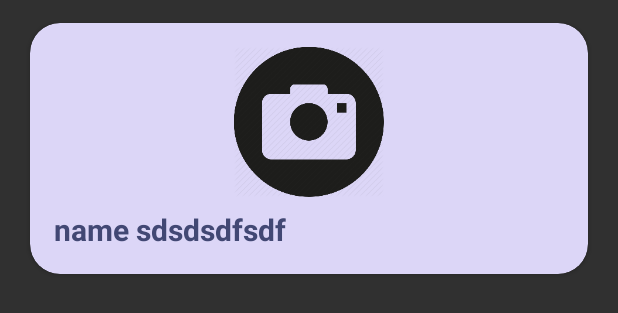
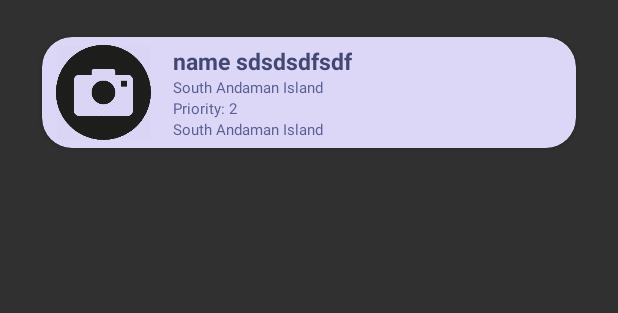
Before and after one commit to coolboyhs10/WildlifeSaviour, an Android app: the layout hotspot_item_card.xml on its own in the app's theme, with its tools: preview values and no code run, on a phone screen of 412 x 824 dp. Shown: the top 313 px of the screen. Run offline under Robolectric (Android 15) with nearby library versions, the phone set to English and light mode, and no system bars.

Commit message:
cards updated

```diff
--- a/app/src/main/res/layout/hotspot_item_card.xml
+++ b/app/src/main/res/layout/hotspot_item_card.xml
@@ -1,5 +1,6 @@
 <?xml version="1.0" encoding="utf-8"?>
 <android.support.v7.widget.CardView xmlns:android="http://schemas.android.com/apk/res/android"
+    xmlns:tools="http://schemas.android.com/tools"
     android:layout_width="match_parent"
     android:layout_height="wrap_content"
     xmlns:app="http://schemas.android.com/apk/res-auto"
@@ -8,28 +9,75 @@
     android:layout_marginTop="15dp"
     app:cardBackgroundColor="#dcd6f7"
     android:elevation="10dp"
+    android:padding="20dp"
     android:background="@drawable/shadow_effect"
-    app:cardCornerRadius="20dp">
+    app:cardCornerRadius="20dp"
+    app:cardUseCompatPadding="true">
 
     <LinearLayout
         android:layout_width="match_parent"
         android:layout_height="wrap_content"
-        android:orientation="vertical"
-        android:padding="16dp"
-        >
+        android:orientation="horizontal">
+
         <ImageView
             android:id="@+id/species_img"
-            android:layout_width="match_parent"
-            android:layout_height="100dp"
-            android:src="@drawable/camera"/>
-        <TextView
-            android:id="@+id/species_name"
-            android:layout_marginTop="8dp"
+            android:layout_width="0dp"
+            android:layout_height="match_parent"
+            android:layout_margin="5dp"
+            android:layout_weight="1"
+            android:src="@drawable/camera" />
+
+
+        <RelativeLayout
             android:layout_width="wrap_content"
             android:layout_height="wrap_content"
-            android:text="name sdsdsdfsdf"
-            android:textColor="#424874"
-            android:textStyle="bold"
-            android:textSize="20sp"/>
+            android:padding="5dp"
+            android:layout_weight="2">
+
+            <TextView
+                android:id="@+id/species_name"
+                android:layout_width="wrap_content"
+                android:layout_height="wrap_content"
+                android:layout_alignParentStart="true"
+                android:layout_alignParentTop="true"
+                android:text="name sdsdsdfsdf"
+                android:textColor="#424874"
+                android:textSize="15sp"
+                android:textStyle="bold" />
+
+            <TextView
+                android:id="@+id/family"
+                android:layout_width="wrap_content"
+                android:layout_height="wrap_content"
+                android:layout_below="@id/species_name"
+                android:text="name"
+                android:textColor="#585f93"
+                android:textSize="10sp"
+                tools:text="South Andaman Island" />
+
+            <TextView
+                android:id="@+id/priority"
+                android:layout_width="wrap_content"
+                android:layout_height="wrap_content"
+                android:layout_below="@id/family"
+                android:text="Priority: 2"
+                android:textColor="#585f93"
+                android:textSize="10sp"/>
+
+            <TextView
+                android:id="@+id/sites"
+                android:layout_width="wrap_content"
+                android:layout_height="wrap_content"
+                android:layout_below="@id/priority"
+                android:text="name"
+                android:textColor="#585f93"
+                android:textSize="10sp"
+                tools:text="South Andaman Island" />
+
+
+
+        </RelativeLayout>
+
     </LinearLayout>
+
 </android.support.v7.widget.CardView>
```
Also changed, not shown: app/src/main/java/com/example/codehead/criminalintent/HotspotItem.java (+39 -7 lines), app/src/main/java/com/example/codehead/criminalintent/HotspotItemAdapter.java (+13 -2 lines), app/src/main/java/com/example/codehead/criminalintent/HotspotListActivity.java (+7 -2 lines).
